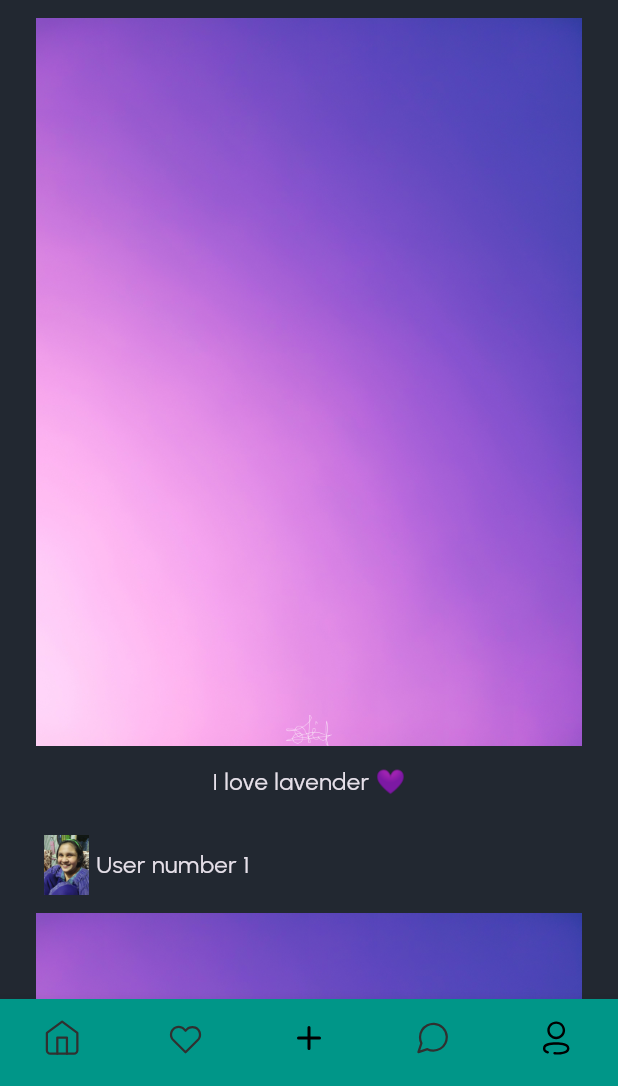
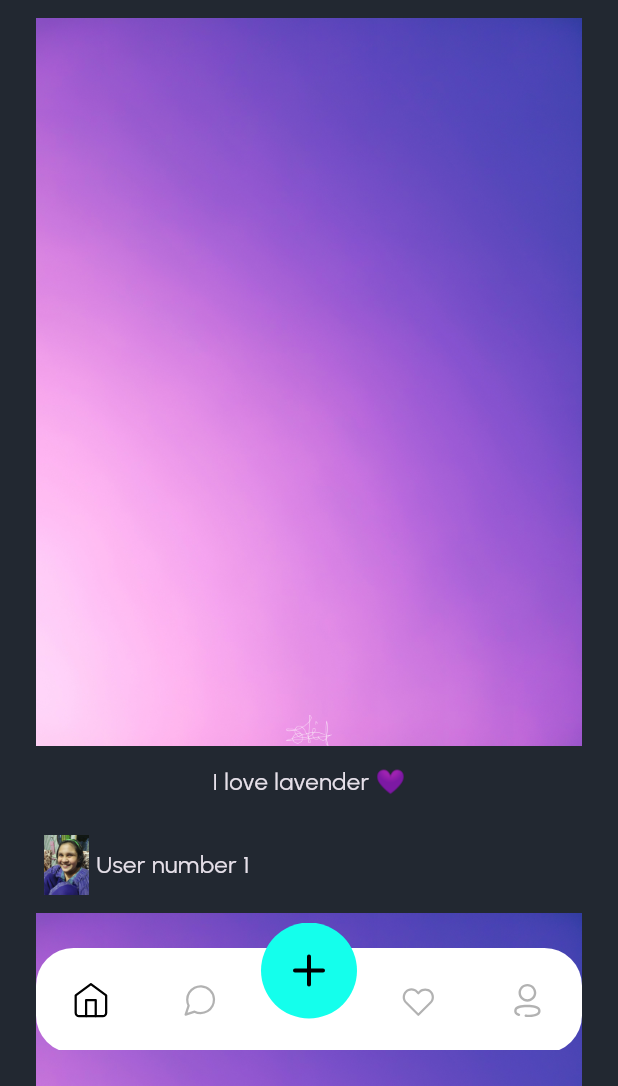
Before and after one commit to aluffyy/Hashi, a Flutter app: the MainPage screen opened by its route, on a phone screen of 412 x 824 dp, the part 150-1236 px from its top. Run offline on Flutter 3.47's test engine with Material 3 defaults, Android fonts, the phone set to English and light mode, and no system bars; our stand-ins replace flutter_svg; project files that could hold a hidden picture were left out.

Commit message:
Initial commit

```diff
--- /dev/null
+++ b/lib/components/bottom_navigation_item.dart
@@ -0,0 +1,31 @@
+import 'package:flutter/material.dart';
+import 'package:flutter_svg/flutter_svg.dart';
+
+import '../pages/main_page.dart';
+
+class BottomNavigationItem extends StatelessWidget {
+  final VoidCallback onPressed;
+  final String icon;
+  final Menus current;
+  final Menus name;
+
+  const BottomNavigationItem(
+      {super.key,
+      required this.onPressed,
+      required this.icon,
+      required this.current,
+      required this.name});
+
+  @override
+  Widget build(BuildContext context) {
+    return IconButton(
+      onPressed: onPressed,
+      icon: SvgPicture.asset(
+        icon,
+        colorFilter: ColorFilter.mode(
+            current == name ? Colors.black : Colors.black.withOpacity(0.3),
+            BlendMode.srcIn),
+      ),
+    );
+  }
+}
--- a/lib/pages/main_page.dart
+++ b/lib/pages/main_page.dart
@@ -1,6 +1,8 @@
 import 'package:Hashi/components/app_icons.dart';
+import 'package:Hashi/components/bottom_navigation_item.dart';
 import 'package:Hashi/pages/home_page.dart';
 import 'package:Hashi/pages/profile_page.dart';
+import 'package:Hashi/styles/app_colors.dart';
 import 'package:flutter/material.dart';
 import 'package:flutter_svg/flutter_svg.dart';
 
@@ -12,35 +14,20 @@
 }
 
 class _MainPageState extends State<MainPage> {
-  int currentIndex = 0;
+  Menus currentIndex = Menus.home;
 
   @override
   Widget build(BuildContext context) {
     return Scaffold(
-      body: pages[currentIndex],
-      bottomNavigationBar: BottomNavigationBar(
-        items: [
-          BottomNavigationBarItem(
-              icon: SvgPicture.asset(AppIcons.icHome), label: 'Home'),
-          BottomNavigationBarItem(
-              icon: SvgPicture.asset(AppIcons.icFavorite), label: 'Favorite'),
-          BottomNavigationBarItem(
-              icon: SvgPicture.asset(AppIcons.icAdd), label: 'Add post'),
-          BottomNavigationBarItem(
-              icon: SvgPicture.asset(AppIcons.icMessage), label: 'Messages'),
-          BottomNavigationBarItem(
-              icon: SvgPicture.asset(AppIcons.icUser), label: 'User'),
-        ],
+      extendBody: true,
+      body: pages[currentIndex.index],
+      bottomNavigationBar: MyBottomNav(
         currentIndex: currentIndex,
-        onTap: (index) {
+        onTap: (Menus value) {
           setState(() {
-            currentIndex = index;
+            currentIndex = value;
           });
         },
-        type: BottomNavigationBarType.fixed,
-        showSelectedLabels: false,
-        showUnselectedLabels: false,
-        backgroundColor: Colors.teal,
       ),
     );
   }
@@ -59,3 +46,93 @@
     const ProfilePage(),
   ];
 }
+
+enum Menus {
+  home,
+  favorite,
+  add,
+  message,
+  user,
+}
+
+class MyBottomNav extends StatelessWidget {
+  final Menus currentIndex;
+  final ValueChanged<Menus> onTap;
+
+  const MyBottomNav(
+      {super.key, required this.currentIndex, required this.onTap});
+
+  @override
+  Widget build(BuildContext context) {
+    return Container(
+      height: 85,
+      margin: EdgeInsets.all(24),
+      child: Stack(
+        children: [
+          Positioned(
+            left: 0,
+            right: 0,
+            top: 17,
+            child: Container(
+              height: 70,
+              decoration: BoxDecoration(
+                  color: Colors.white,
+                  borderRadius: BorderRadius.all(Radius.circular(25))),
+              child: Row(
+                children: [
+                  Expanded(
+                    child: BottomNavigationItem(
+                        onPressed: () => onTap(Menus.home),
+                        icon: AppIcons.icHome,
+                        current: currentIndex,
+                        name: Menus.home),
+                  ),
+                  Expanded(
+                    child: BottomNavigationItem(
+                        onPressed: () => onTap(Menus.message),
+                        icon: AppIcons.icMessage,
+                        current: currentIndex,
+                        name: Menus.message),
+                  ),
+                  Spacer(),
+                  Expanded(
+                    child: BottomNavigationItem(
+                        onPressed: () => onTap(Menus.favorite),
+                        icon: AppIcons.icFavorite,
+                        current: currentIndex,
+                        name: Menus.favorite),
+                  ),
+                  Expanded(
+                    child: BottomNavigationItem(
+                        onPressed: () => onTap(Menus.user),
+                        icon: AppIcons.icUser,
+                        current: currentIndex,
+                        name: Menus.user),
+                  ),
+                ],
+              ),
+            ),
+          ),
+          Positioned(
+            left: 0,
+            right: 0,
+            top: 0,
+            child: GestureDetector(
+              onTap: () => onTap(Menus.add),
+              child: Container(
+                width: 64,
+                height: 64,
+                padding: const EdgeInsets.all(16),
+                decoration: BoxDecoration(
+                  color: AppColors.primary,
+                  shape: BoxShape.circle,
+                ),
+                child: SvgPicture.asset(AppIcons.icAdd),
+              ),
+            ),
+          )
+        ],
+      ),
+    );
+  }
+}
```
